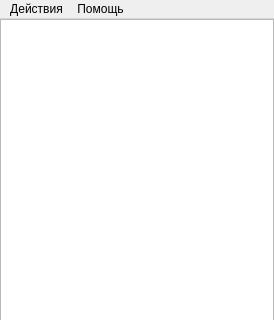
This is mainwindow.ui in kutegram/client as Qt 5 draws it before an edit; both pictures show x 0 to 274 and y 0 to 320 of the 274 by 532 pixel window. The edited form follows.
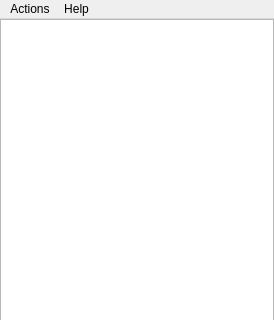
This is the edited form.

Commit message: English locale by default

Patch:
```diff
--- a/mainwindow.ui
+++ b/mainwindow.ui
@@ -47,7 +47,7 @@
    </property>
    <widget class="QMenu" name="actionsMenu">
     <property name="title">
-     <string>Действия</string>
+     <string>Actions</string>
     </property>
     <addaction name="loginAction"/>
     <addaction name="logoutAction"/>
@@ -56,7 +56,7 @@
    </widget>
    <widget class="QMenu" name="helpMenu">
     <property name="title">
-     <string>Помощь</string>
+     <string>Help</string>
     </property>
     <addaction name="aboutAction"/>
     <addaction name="aboutQt"/>
```
Left out of the diff: 10 changed lines with no effect on the pictures. The commit also changes 1 other file.
